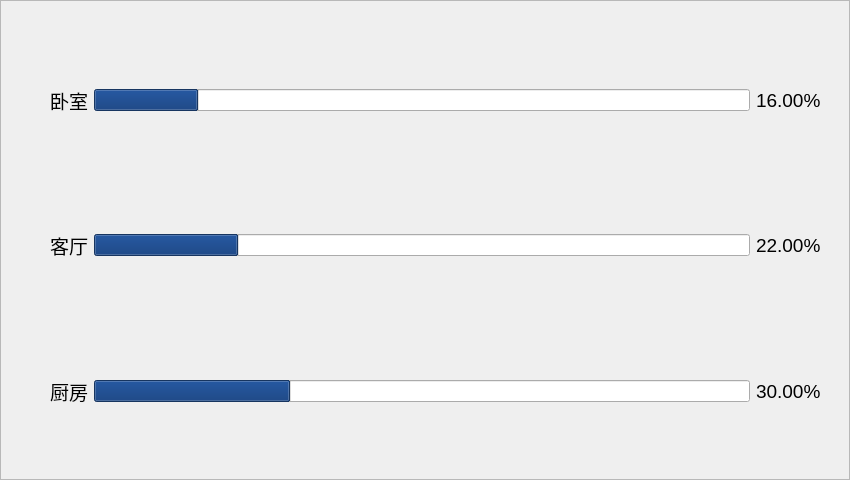
Old version of the form SmartHome/moistureframe.ui in the repository Cyber-SiKu/SmartHome.
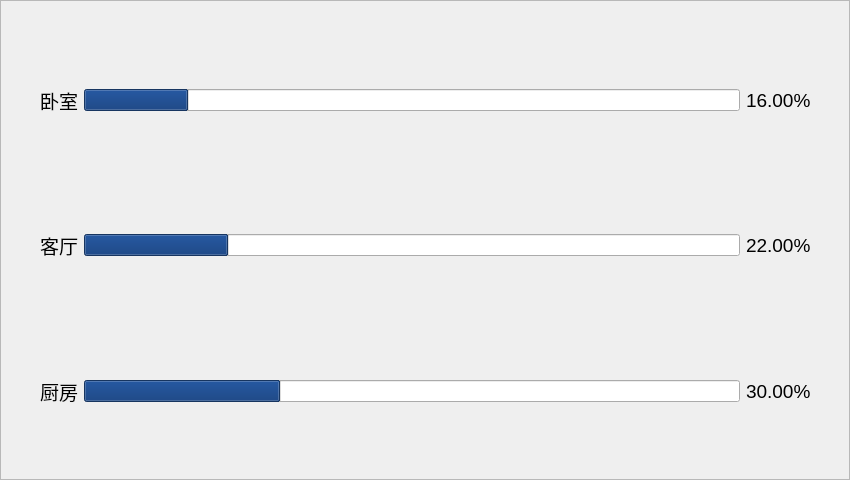
New version of the form.

```diff
--- a/SmartHome/moistureframe.ui
+++ b/SmartHome/moistureframe.ui
@@ -22,7 +22,7 @@
   <widget class="QWidget" name="layoutWidget">
    <property name="geometry">
     <rect>
-     <x>50</x>
+     <x>40</x>
      <y>30</y>
      <width>771</width>
      <height>431</height>
```
